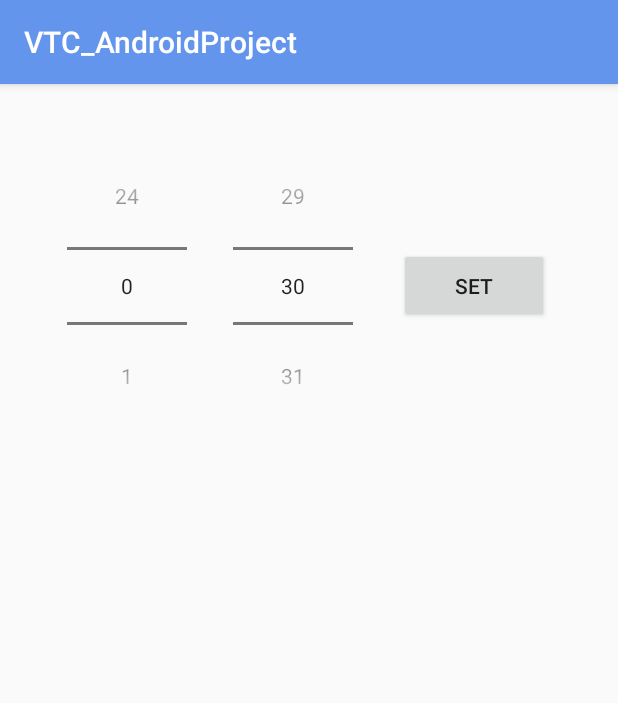
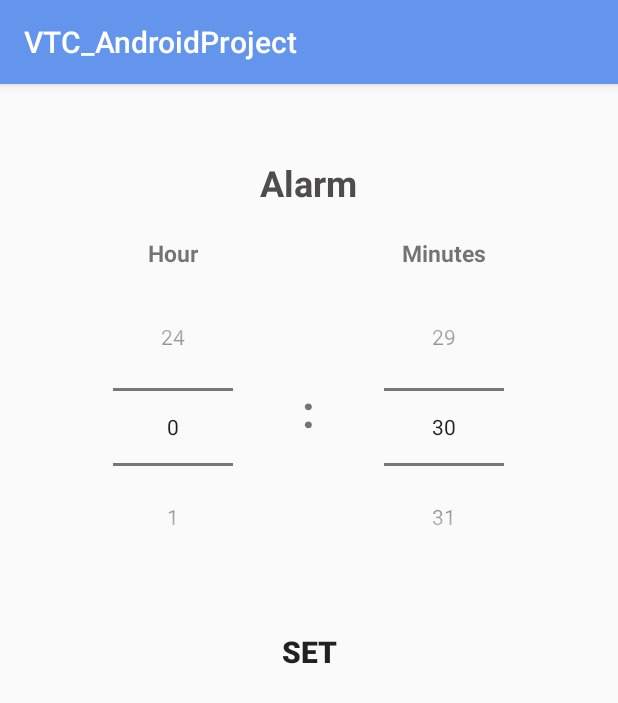
Before and after one commit to IVE-IT114112-FYP-1819/androidVTC, an Android app: the SetAlarm screen opened directly, with no data from a screen before it, on a phone screen of 412 x 824 dp. Shown: the top 703 px of the screen. Run offline under Robolectric (Android 15) with nearby library versions, the phone set to English and light mode, and no system bars.

Commit message:
update the layout, mix the function

```diff
--- a/app/src/main/java/com/example/dennischiu/vtc_androidproject/Finger/Function_page.java
+++ b/app/src/main/java/com/example/dennischiu/vtc_androidproject/Finger/Function_page.java
@@ -3,6 +3,7 @@ package com.example.dennischiu.vtc_androidproject.Finger;
 
 import com.example.dennischiu.vtc_androidproject.Information_setting;
 import com.example.dennischiu.vtc_androidproject.R;
+import com.example.dennischiu.vtc_androidproject.alert.CalActivity;
 
 import android.Manifest;
 import android.annotation.TargetApi;
@@ -184,7 +185,7 @@ public class Function_page extends AppCompatActivity {
 
     public void startActivity() {
         Intent intent = new Intent();
-        intent.setClass(Function_page.this, Information_setting.class);
+        intent.setClass(Function_page.this, CalActivity.class);
         startActivity(intent);
     }
 
--- a/app/src/main/java/com/example/dennischiu/vtc_androidproject/Information_setting.java
+++ b/app/src/main/java/com/example/dennischiu/vtc_androidproject/Information_setting.java
@@ -126,7 +126,7 @@ public class Information_setting extends AppCompatActivity {
                 if (mEditText_phone.getText().length() == 8 && mEditText_firstname.getText().length() != 0
                         && mEditText_lastname.getText().length() != 0) {
 
-                    Toast.makeText(getApplicationContext(), "send sms finished", Toast.LENGTH_SHORT).show();
+                    Toast.makeText(getApplicationContext(), "Save Success", Toast.LENGTH_SHORT).show();
                 }
             }
         });
@@ -140,7 +140,7 @@ public class Information_setting extends AppCompatActivity {
         });
 
         Intent intentAnswer = getIntent();
-        boolean running = intentAnswer.getBooleanExtra("answer", false);
+        boolean running = intentAnswer.getBooleanExtra("answer",false);
         if(running){
             SetAlertdialog();
         }
--- a/app/src/main/java/com/example/dennischiu/vtc_androidproject/MainActivity.java
+++ b/app/src/main/java/com/example/dennischiu/vtc_androidproject/MainActivity.java
@@ -54,7 +54,7 @@ public class MainActivity extends AppCompatActivity {
 
         buttonToFunction.setOnClickListener(v -> {
             Intent intent = new Intent();
-            intent.setClass(MainActivity.this, Function_page.class);
+            intent.setClass(MainActivity.this, Information_setting.class);
             startActivity(intent);
         });
 
--- a/app/src/main/java/com/example/dennischiu/vtc_androidproject/alert/AlarmReceiver.java
+++ b/app/src/main/java/com/example/dennischiu/vtc_androidproject/alert/AlarmReceiver.java
@@ -1,4 +1,6 @@
 package com.example.dennischiu.vtc_androidproject.alert;
+
+import com.example.dennischiu.vtc_androidproject.Finger.Function_page;
 
 import android.content.BroadcastReceiver;
 import android.content.Context;
@@ -17,7 +19,7 @@ public class AlarmReceiver extends BroadcastReceiver {
         Bundle bData = intent.getExtras();
         if(bData.get("title").equals("activity_app"))
         {
-            Intent alarm2cal = new Intent(context, CalActivity.class);
+            Intent alarm2cal = new Intent(context, Function_page.class);
             context.startActivity(alarm2cal);
         }
     }
--- a/app/src/main/res/layout/dialog_alert.xml
+++ b/app/src/main/res/layout/dialog_alert.xml
@@ -5,29 +5,91 @@
     android:layout_width="match_parent"
     android:layout_height="wrap_content"
     android:layout_margin="@dimen/spacing_large"
+    android:orientation="vertical"
     android:padding="13dp"
-    android:orientation="horizontal"
     tools:context=".Information_setting">
+
+    <TextView
+        android:layout_width="wrap_content"
+        android:layout_height="wrap_content"
+        android:layout_gravity="center"
+        android:layout_margin="20dp"
+        android:text="Alarm"
+        android:textColor="@color/black_text_color"
+        android:textSize="@dimen/text_headline"
+        android:textStyle="bold" />
+
+    <LinearLayout
+        android:layout_width="match_parent"
+        android:layout_height="wrap_content"
+        android:orientation="horizontal">
+
+        <LinearLayout
+            android:layout_width="wrap_content"
+            android:layout_height="wrap_content"
+            android:layout_weight="1"
+            android:orientation="vertical">
+
+            <TextView
+                android:layout_width="wrap_content"
+                android:layout_height="wrap_content"
+                android:layout_gravity="center"
+                android:text="Hour"
+                android:textSize="15dp"
+                android:textStyle="bold" />
 
             <NumberPicker
                 android:id="@+id/hour_numberPicker"
                 android:layout_width="80dp"
                 android:layout_height="wrap_content"
-        android:layout_margin="15dp"/>
+                android:layout_gravity="center"
+                android:layout_margin="15dp" />
+
+        </LinearLayout>
+
+        <TextView
+            android:layout_width="wrap_content"
+            android:layout_height="wrap_content"
+            android:layout_gravity="center"
+            android:text=":"
+            android:textSize="30dp"
+            android:textStyle="bold" />
+
+        <LinearLayout
+            android:layout_width="wrap_content"
+            android:layout_height="wrap_content"
+            android:layout_weight="1"
+            android:orientation="vertical">
+
+            <TextView
+                android:layout_width="wrap_content"
+                android:layout_height="wrap_content"
+                android:layout_gravity="center"
+                android:text="Minutes"
+                android:textSize="15dp"
+                android:textStyle="bold" />
 
             <NumberPicker
                 android:id="@+id/mins_numberPicker"
                 android:layout_width="80dp"
                 android:layout_height="wrap_content"
+                android:layout_gravity="center"
                 android:layout_margin="15dp" />
+
+        </LinearLayout>
+    </LinearLayout>
 
     <Button
         android:id="@+id/setTime_button"
-        android:layout_gravity="center_vertical"
         android:layout_width="100dp"
         android:layout_height="wrap_content"
+        android:layout_gravity="center"
+        android:layout_margin="15dp"
+        android:background="#00000000"
+        android:gravity="center"
         android:padding="15dp"
-        android:layout_margin="15dp"
-        android:text="SET" />
+        android:text="SET"
+        android:textSize="20dp"
+        android:textStyle="bold" />
 
 </LinearLayout>
```
Also changed, not shown: app/src/main/res/layout/activity_cal.xml (+37 -8 lines), 2 other files. Lines whose indentation alone changed are shown as unchanged.
